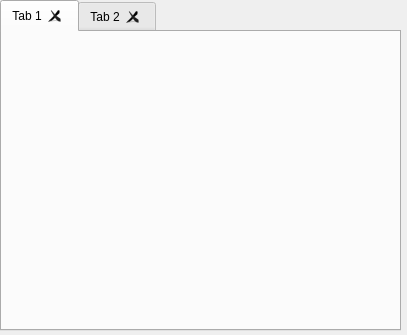
Qt form chatwidgets.ui (forestinwind/client) before a commit.
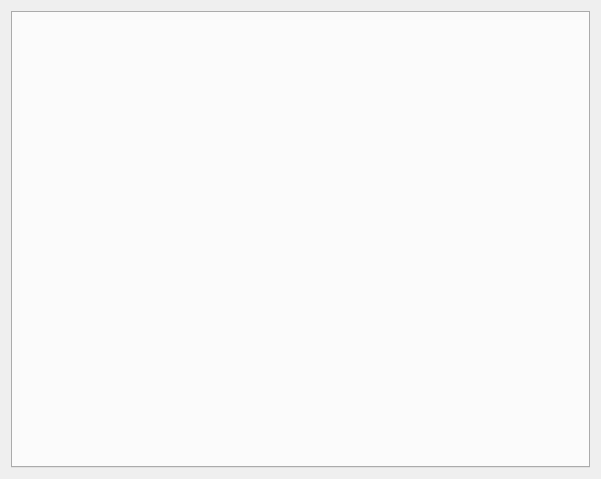
The same form after that commit.

The edit to the form file:
```diff
--- a/chatwidgets.ui
+++ b/chatwidgets.ui
@@ -6,39 +6,25 @@
    <rect>
     <x>0</x>
     <y>0</y>
-    <width>407</width>
-    <height>335</height>
+    <width>601</width>
+    <height>479</height>
    </rect>
   </property>
   <property name="windowTitle">
    <string>Form</string>
   </property>
+  <layout class="QGridLayout" name="gridLayout">
+   <item row="0" column="0">
   <widget class="QTabWidget" name="tabWidget">
-   <property name="geometry">
-    <rect>
-     <x>0</x>
-     <y>0</y>
-     <width>401</width>
-     <height>331</height>
-    </rect>
-   </property>
    <property name="currentIndex">
     <number>0</number>
    </property>
    <property name="tabsClosable">
     <bool>true</bool>
    </property>
-   <widget class="QWidget" name="tab">
-    <attribute name="title">
-     <string>Tab 1</string>
-    </attribute>
-   </widget>
-   <widget class="QWidget" name="tab_2">
-    <attribute name="title">
-     <string>Tab 2</string>
-    </attribute>
-   </widget>
-  </widget>
+    </widget>
+   </item>
+  </layout>
  </widget>
  <resources/>
  <connections/>
```
Left out of the diff: 2 changed lines with no effect on the pictures. Lines whose indentation alone changed are shown as unchanged.
